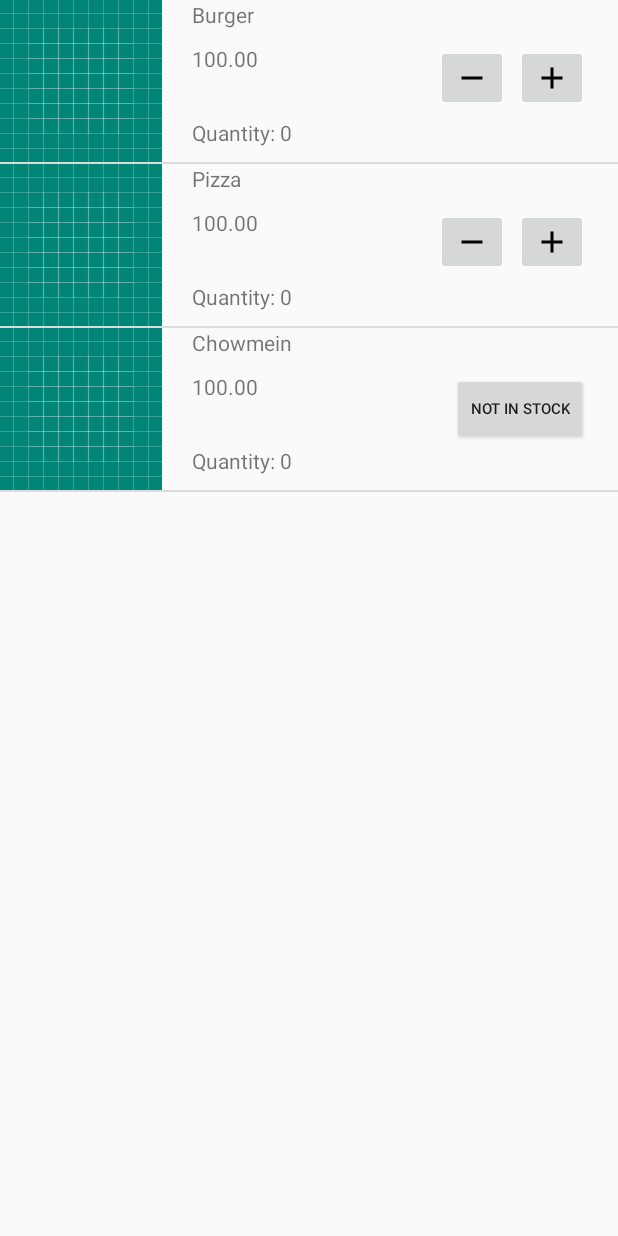
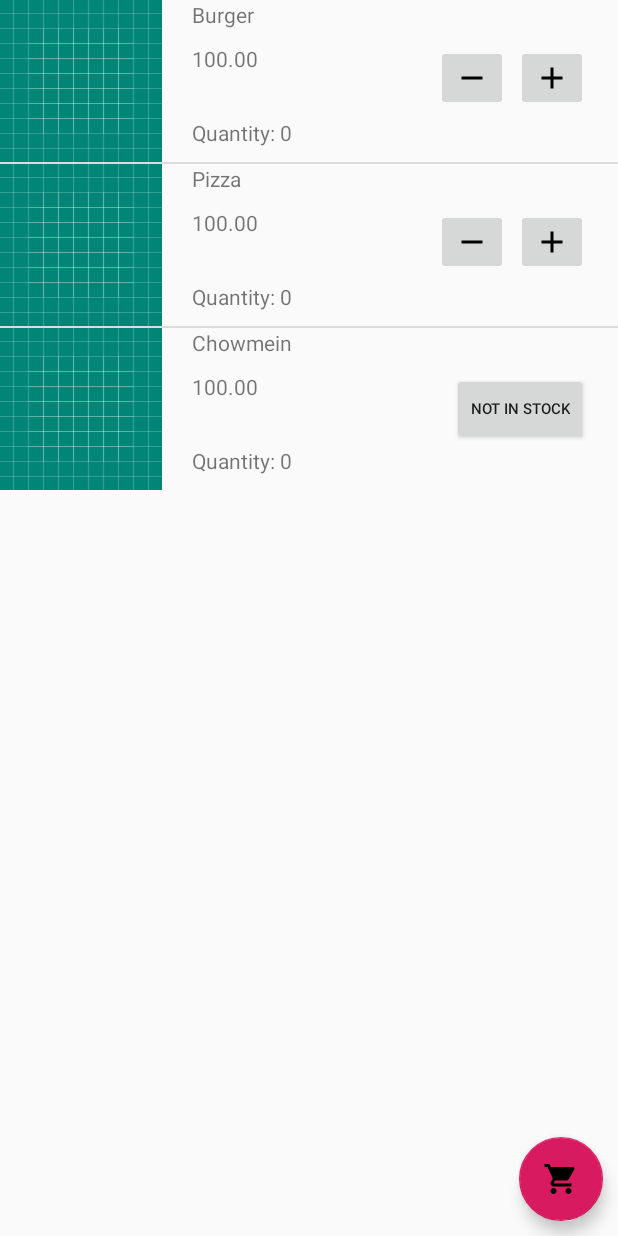
Before and after one commit to 17ucs042/FoodBar, an Android app: the Category3 screen opened directly, with no data from a screen before it, on a phone screen of 412 x 824 dp. Run offline under Robolectric (Android 15) with nearby library versions, the phone set to English and light mode, and no system bars.

Commit message:
Added facebook login and floating action button to category activities

```diff
--- a/app/src/main/java/com/appsaga/foodbar/HomeScreen.java
+++ b/app/src/main/java/com/appsaga/foodbar/HomeScreen.java
@@ -8,12 +8,15 @@ import android.support.v7.app.ActionBar;
 import android.support.v7.app.AppCompatActivity;
 import android.os.Bundle;
 import android.support.v7.widget.Toolbar;
+import android.util.Log;
 import android.view.MenuItem;
 import android.view.View;
 import android.widget.ArrayAdapter;
 import android.widget.ImageView;
 import android.widget.Toast;
 
+import com.facebook.FacebookSdk;
+import com.facebook.login.widget.ProfilePictureView;
 import com.smarteist.autoimageslider.IndicatorAnimations;
 import com.smarteist.autoimageslider.SliderAnimations;
 import com.smarteist.autoimageslider.SliderLayout;
--- /dev/null
+++ b/app/src/main/res/drawable/shopping_cart.xml
@@ -0,0 +1,9 @@
+<vector xmlns:android="http://schemas.android.com/apk/res/android"
+        android:width="24dp"
+        android:height="24dp"
+        android:viewportWidth="24.0"
+        android:viewportHeight="24.0">
+    <path
+        android:fillColor="#FF000000"
+        android:pathData="M7,18c-1.1,0 -1.99,0.9 -1.99,2S5.9,22 7,22s2,-0.9 2,-2 -0.9,-2 -2,-2zM1,2v2h2l3.6,7.59 -1.35,2.45c-0.16,0.28 -0.25,0.61 -0.25,0.96 0,1.1 0.9,2 2,2h12v-2L7.42,15c-0.14,0 -0.25,-0.11 -0.25,-0.25l0.03,-0.12 0.9,-1.63h7.45c0.75,0 1.41,-0.41 1.75,-1.03l3.58,-6.49c0.08,-0.14 0.12,-0.31 0.12,-0.48 0,-0.55 -0.45,-1 -1,-1L5.21,4l-0.94,-2L1,2zM17,18c-1.1,0 -1.99,0.9 -1.99,2s0.89,2 1.99,2 2,-0.9 2,-2 -0.9,-2 -2,-2z"/>
+</vector>
--- a/app/src/main/res/layout/activity_category3.xml
+++ b/app/src/main/res/layout/activity_category3.xml
@@ -1,10 +1,28 @@
 <?xml version="1.0" encoding="utf-8"?>
-<ListView xmlns:android="http://schemas.android.com/apk/res/android"
+<RelativeLayout xmlns:android="http://schemas.android.com/apk/res/android"
     xmlns:app="http://schemas.android.com/apk/res-auto"
     xmlns:tools="http://schemas.android.com/tools"
     android:layout_width="match_parent"
     android:layout_height="match_parent"
-    tools:context=".Category3"
-    android:id="@+id/Category3List">
+    tools:context=".Category3">
 
-</ListView>
+    <ListView
+        android:layout_width="match_parent"
+        android:layout_height="wrap_content"
+        android:id="@+id/Category3List">
+
+    </ListView>
+
+    <android.support.design.widget.FloatingActionButton
+        android:id="@+id/shop"
+        android:layout_width="wrap_content"
+        android:layout_height="wrap_content"
+        android:src="@drawable/shopping_cart"
+        android:layout_alignParentEnd="true"
+        android:layout_alignParentRight="true"
+        android:layout_alignParentBottom="true"
+        android:layout_marginRight="10dp"
+        android:layout_marginEnd="10dp"
+        android:layout_marginBottom="10dp"/>
+
+</RelativeLayout>
```
Also changed, not shown: app/src/main/java/com/appsaga/foodbar/Category1.java (+13 -0 lines), app/src/main/java/com/appsaga/foodbar/MainActivity.java (+25 -6 lines), app/src/main/res/layout/activity_category1.xml (+19 -2 lines), app/src/main/res/layout/activity_category2.xml (+22 -4 lines), app/src/main/res/layout/activity_category4.xml (+14 -4 lines), app/src/main/res/layout/activity_category5.xml (+22 -4 lines), app/src/main/res/layout/activity_category6.xml (+22 -4 lines), app/src/main/res/layout/activity_main.xml (+24 -27 lines).
